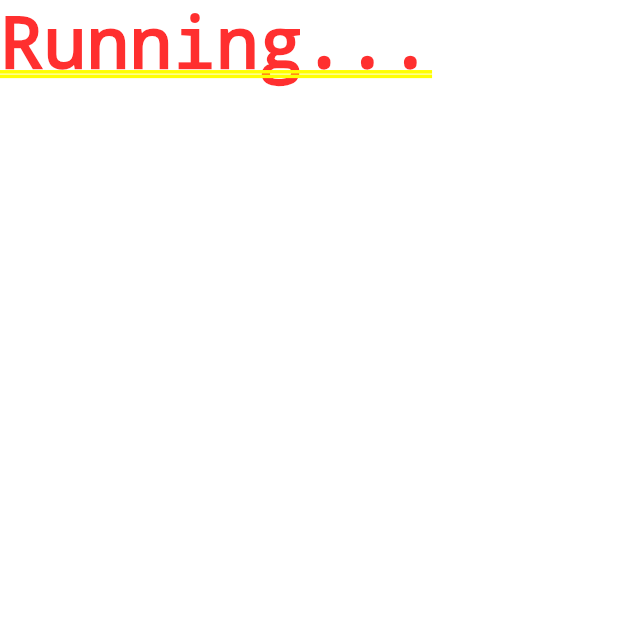
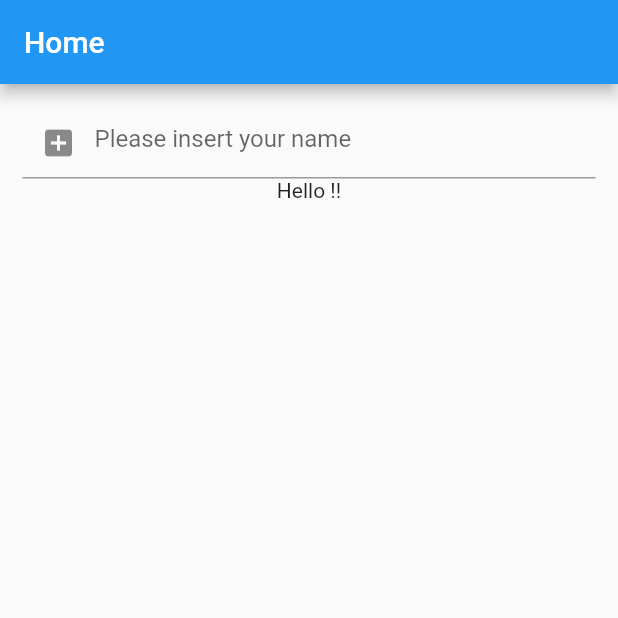
Before and after one commit to wilsonneto-dev/Flutter_Interactivity, a Flutter app: the screen it shows after launch, on a phone screen of 412 x 824 dp, the top half of it. Run offline on Flutter 3.47's test engine with Material 2 defaults, Android fonts, the phone set to English and light mode, and no system bars.

Commit message:
state added

```diff
--- a/lib/main.dart
+++ b/lib/main.dart
@@ -2,5 +2,7 @@ import 'package:flutter/material.dart';
 import './screens/home.dart';
 
 void main() => runApp(MaterialApp(
+  debugShowCheckedModeBanner: false,
+  title: "Interactivity",
   home: Home()
 ));
--- a/lib/screens/home.dart
+++ b/lib/screens/home.dart
@@ -1,8 +1,39 @@
 import 'package:flutter/material.dart';
 
-class Home extends StatelessWidget {
+class Home extends StatefulWidget {
+  @override
+  State<StatefulWidget> createState() => _Home();
+
+}
+
+class _Home extends State<Home> {
+  String name = '';
+
   @override
   Widget build(BuildContext context) {
-    return Text('Running...');
+    return Scaffold(
+      appBar: AppBar(
+        title: Text("Home"),
+      ),
+      body: Container(
+        child: Column(
+          children: <Widget>[
+            TextField(
+              onChanged: (String string) {
+                setState((){
+                  name = string;
+                });
+              },
+              decoration: InputDecoration(
+                hintText: 'Please insert your name',
+                prefixIcon: Icon(Icons.add_box)
+              )
+            ),
+            Text("Hello $name!!")
+          ],
+        ),
+        padding: EdgeInsets.all(15),
+      )
+    );
   }
 }
```
